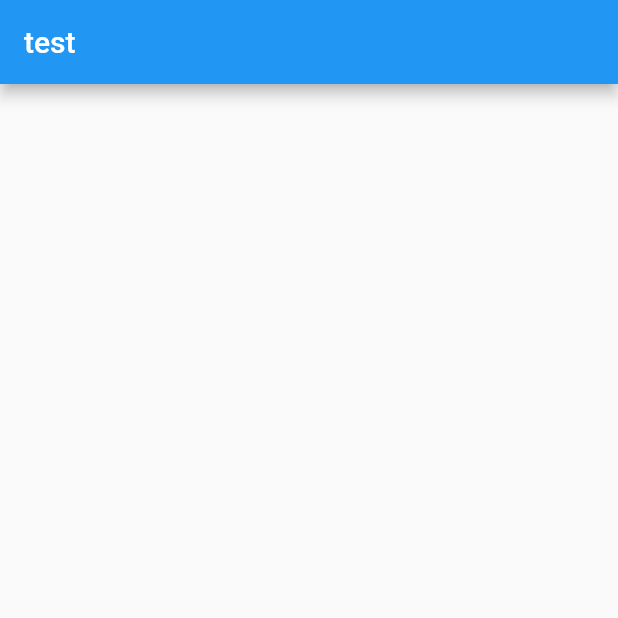
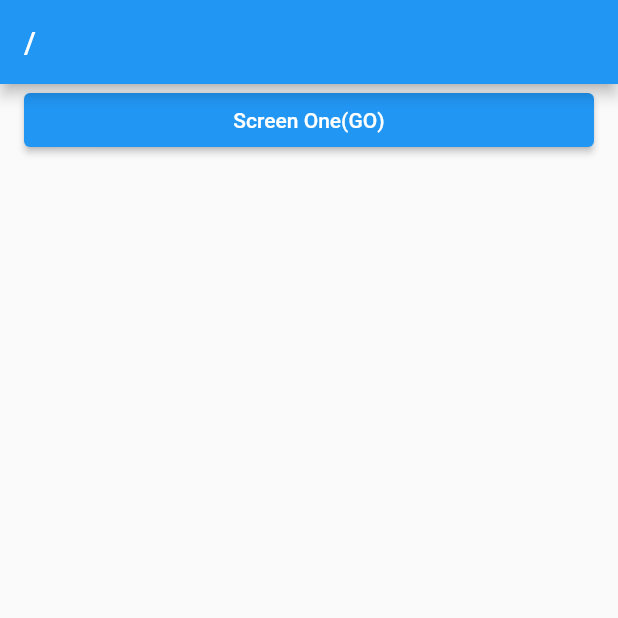
Before and after one commit to DAEWOONPARK/flutter-edu-go-router, a Flutter app: the screen it shows after launch, on a phone screen of 412 x 824 dp, the top half of it. Run offline on Flutter 3.47's test engine with Material 2 defaults, Android fonts, the phone set to English and light mode, and no system bars; our stand-ins replace go_router.

Commit message:
Go 함수 적용

```diff
--- a/lib/layout/default_layout.dart
+++ b/lib/layout/default_layout.dart
@@ -1,4 +1,5 @@
 import 'package:flutter/material.dart';
+import 'package:go_router/go_router.dart';
 
 class DefaultLayout extends StatelessWidget {
   final Widget body;
@@ -10,9 +11,11 @@ class DefaultLayout extends StatelessWidget {
 
   @override
   Widget build(BuildContext context) {
+    final router = GoRouter.of(context);
+
     return Scaffold(
       appBar: AppBar(
-        title: Text('test'),
+        title: Text(router.location),
       ),
       body: Padding(
         padding: EdgeInsets.symmetric(horizontal: 16.0),
--- a/lib/main.dart
+++ b/lib/main.dart
@@ -1,5 +1,6 @@
 import 'package:flutter/material.dart';
 import 'package:go_router/go_router.dart';
+import 'package:go_router_sample/screen/1_screen.dart';
 import 'package:go_router_sample/screen/home_screen.dart';
 
 void main() {
@@ -7,14 +8,20 @@ void main() {
 }
 
 class _App extends StatelessWidget {
-  const _App({Key? key}) : super(key: key);
+  _App({Key? key}) : super(key: key);
 
-  GoRouter get _router => GoRouter(
-    initialLocation: '/',
+  final GoRouter _router = GoRouter(
+        initialLocation: '/',
         routes: [
           GoRoute(
             path: '/',
             builder: (_, state) => HomeScreen(),
+            routes: [
+              GoRoute(
+                path: 'one',
+                builder: (_, state) => OneScreen(),
+              ),
+            ],
           ),
         ],
       );
--- a/lib/screen/home_screen.dart
+++ b/lib/screen/home_screen.dart
@@ -1,5 +1,7 @@
 import 'package:flutter/material.dart';
+import 'package:go_router/go_router.dart';
 import 'package:go_router_sample/layout/default_layout.dart';
+import 'package:go_router_sample/screen/1_screen.dart';
 
 class HomeScreen extends StatelessWidget {
   const HomeScreen({Key? key}) : super(key: key);
@@ -8,7 +10,15 @@ class HomeScreen extends StatelessWidget {
   Widget build(BuildContext context) {
     return DefaultLayout(
       body: Column(
-        children: [],
+        crossAxisAlignment: CrossAxisAlignment.stretch,
+        children: [
+          ElevatedButton(
+            onPressed: () {
+              context.go('/one');
+            },
+            child: Text('Screen One(GO)'),
+          )
+        ],
       ),
     );
   }
```
Also changed, not shown: lib/screen/1_screen.dart (added, +15 -0 lines).
